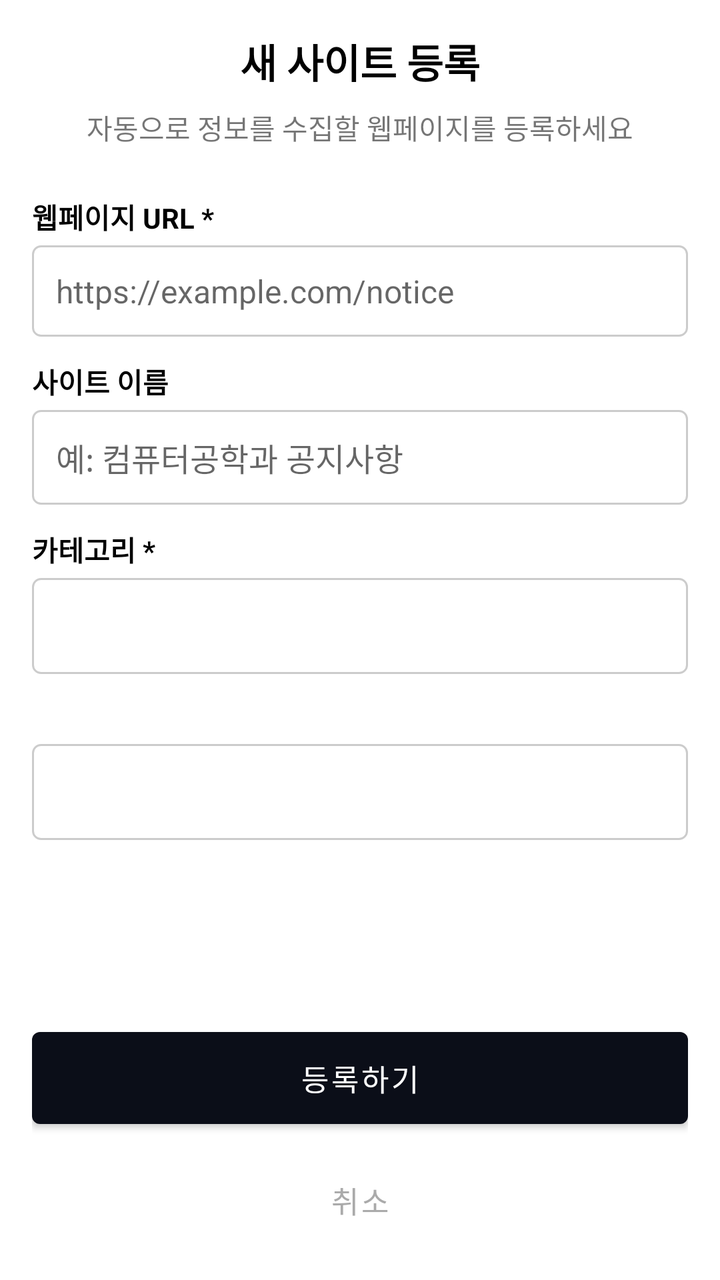
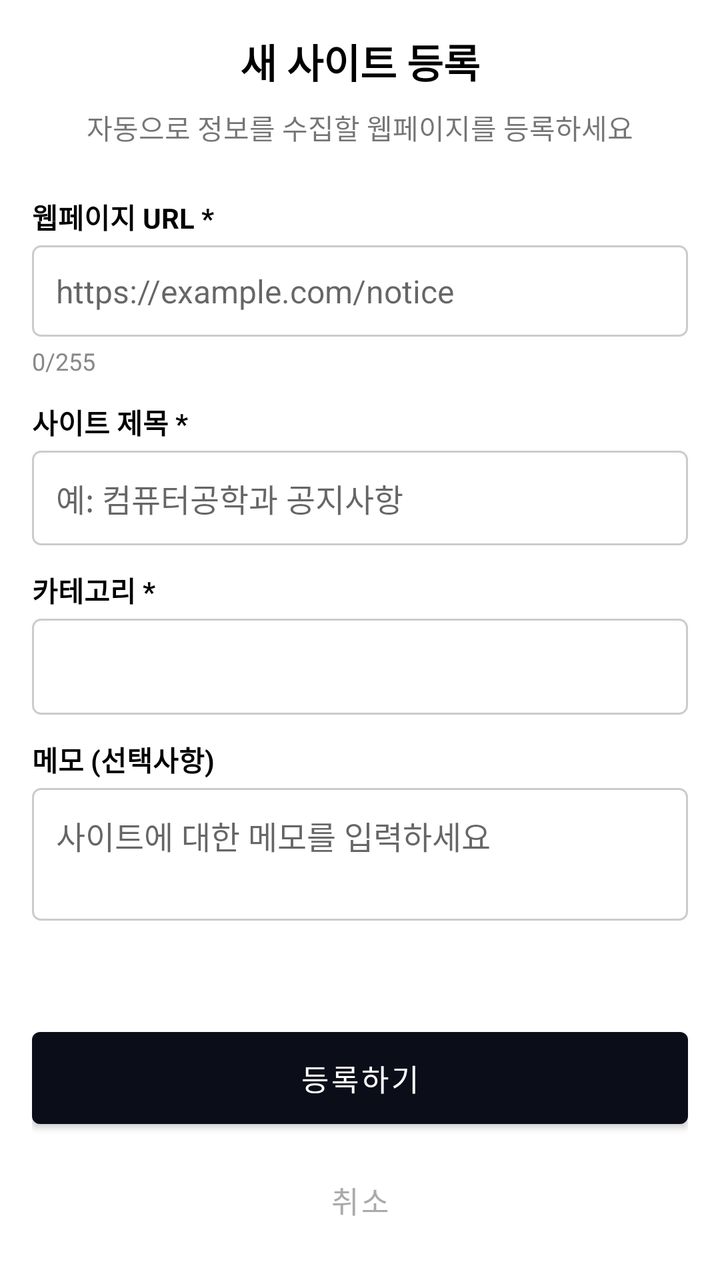

Compare the two renders of this Android layout. The source of the first and the diff that turns it into the second are given below.
<!-- AndroidManifest.xml: application theme Theme.mobile_android -->
<!-- res/layout/activity_add_site.xml -->
<?xml version="1.0" encoding="utf-8"?>
<LinearLayout xmlns:android="http://schemas.android.com/apk/res/android"
    xmlns:app="http://schemas.android.com/apk/res-auto"
    xmlns:tools="http://schemas.android.com/tools"
    android:layout_width="match_parent"
    android:layout_height="match_parent"
    android:orientation="vertical"
    android:padding="16dp"
    android:background="@android:color/white"
    tools:context="com.example.mobile_android.ui.site.AddSiteActivity">

    
    <TextView
        android:layout_width="wrap_content"
        android:layout_height="wrap_content"
        android:text="@string/add_site_title"
        android:textSize="20sp"
        android:textStyle="bold"
        android:textColor="@android:color/black"
        android:layout_gravity="center_horizontal" />

    
    <TextView
        android:layout_width="wrap_content"
        android:layout_height="wrap_content"
        android:text="@string/add_site_description"
        android:layout_gravity="center_horizontal"
        android:layout_marginTop="8dp"
        android:layout_marginBottom="24dp" />

    
    <TextView
        android:layout_width="wrap_content"
        android:layout_height="wrap_content"
        android:text="@string/add_site_url_label"
        android:textSize="14sp"
        android:textStyle="bold"
        android:textColor="@android:color/black" />

    <LinearLayout
        android:layout_width="match_parent"
        android:layout_height="wrap_content"
        android:orientation="horizontal"
        android:layout_marginTop="4dp">

        <EditText
            android:id="@+id/et_url"
            android:layout_width="0dp"
            android:layout_height="wrap_content"
            android:layout_weight="1"
            android:hint="@string/add_site_url_hint"
            android:textSize="16sp"
            android:background="@drawable/edittext_background"
            android:padding="12dp" />


    </LinearLayout>

    
    <TextView
        android:layout_width="wrap_content"
        android:layout_height="wrap_content"
        android:text="@string/add_site_name_label"
        android:textSize="14sp"
        android:textStyle="bold"
        android:textColor="@android:color/black"
        android:layout_marginTop="12dp" />

    <EditText
        android:id="@+id/et_site_name"
        android:layout_width="match_parent"
        android:layout_height="wrap_content"
        android:hint="@string/add_site_name_hint"
        android:textSize="16sp"
        android:layout_marginTop="4dp"
        android:background="@drawable/edittext_background"
        android:padding="12dp"
        android:inputType="textCapSentences"/>

    
    <TextView
        android:layout_width="wrap_content"
        android:layout_height="wrap_content"
        android:text="@string/add_site_category_label"
        android:textSize="14sp"
        android:textStyle="bold"
        android:textColor="@android:color/black"
        android:layout_marginTop="12dp" />

    <Spinner
        android:id="@+id/spinner_category"
        android:layout_width="match_parent"
        android:layout_height="wrap_content"
        android:minHeight="48dp"
        android:layout_marginTop="4dp"
        android:background="@drawable/edittext_background"
        android:padding="4dp"
        android:prompt="@string/category_prompt" />

    
    <TextView
        android:layout_width="wrap_content"
        android:layout_height="wrap_content"
        android:prompt="@string/add_site_crawl_period_label"
        android:textSize="14sp"
        android:textStyle="bold"
        android:textColor="@android:color/black"
        android:layout_marginTop="12dp" />

    <Spinner
        android:id="@+id/spinner_crawl_period"
        android:layout_width="match_parent"
        android:layout_height="wrap_content"
        android:minHeight="48dp"
        android:layout_marginTop="4dp"
        android:background="@drawable/edittext_background"
        android:padding="4dp"
        android:prompt="@string/crawl_period_prompt" />

    
    <View
        android:layout_width="0dp"
        android:layout_height="0dp"
        android:layout_weight="1" />

    
    <Button
        android:id="@+id/btn_register"
        style="@style/Widget.MaterialComponents.Button"
        android:layout_width="match_parent"
        android:layout_height="wrap_content"
        android:text="@string/add_site_register_button"
        android:textSize="15sp"
        android:paddingTop="12dp"
        android:paddingBottom="12dp"/>

    <Button
        android:id="@+id/btn_cancel"
        style="@style/Widget.MaterialComponents.Button.TextButton"
        android:layout_width="match_parent"
        android:layout_height="wrap_content"
        android:text="@string/add_site_cancel_button"
        android:textColor="@android:color/darker_gray"
        android:textSize="15sp"
        android:layout_marginTop="8dp" />

    
    <ProgressBar
        android:id="@+id/loadingProgressBar"
        style="?android:attr/progressBarStyleLarge"
        android:layout_width="wrap_content"
        android:layout_height="wrap_content"
        android:layout_gravity="center"
        android:layout_marginTop="16dp"
        android:visibility="gone" />

</LinearLayout>
<!-- resources referenced by this layout -->
<resources>
  <!-- drawable edittext_background (drawable) -->
  <?xml version="1.0" encoding="utf-8"?>
  <shape xmlns:android="http://schemas.android.com/apk/res/android">
      <solid android:color="#FFFFFF" />
      <stroke
          android:width="1dp"
          android:color="#CCCCCC" />
      <corners android:radius="4dp" />
  </shape>
  <string name="add_site_cancel_button">취소</string>
  <string name="add_site_category_label">카테고리 *</string>
  <string name="add_site_crawl_period_label">크롤링 주기</string>
  <string name="add_site_description">자동으로 정보를 수집할 웹페이지를 등록하세요</string>
  <string name="add_site_name_hint">예: 컴퓨터공학과 공지사항</string>
  <string name="add_site_name_label">사이트 이름</string>
  <string name="add_site_register_button">등록하기</string>
  <string name="add_site_title">새 사이트 등록</string>
  <string name="add_site_url_hint">https://example.com/notice</string>
  <string name="add_site_url_label">웹페이지 URL *</string>
  <string name="category_prompt">카테고리 선택</string>
  <string name="crawl_period_prompt">1시간마다</string>
  <style name="Theme.mobile_android" parent="Base.Theme.mobile_android" />
  <style name="Base.Theme.mobile_android" parent="Theme.MaterialComponents.DayNight.NoActionBar">
          
  
          <item name="colorPrimary">@color/login_bg1</item>
          <item name="colorPrimaryVariant">@color/login_bg1</item>
          <item name="colorOnPrimary">@color/white</item>
          <item name="colorSecondary">@color/login_bg2</item>
          <item name="colorSecondaryVariant">@color/login_bg2</item>
          <item name="colorOnSecondary">@color/login_bg2</item>
          <item name="android:statusBarColor">@color/login_bg1</item>
      </style>
  <color name="login_bg1">#0B0E18</color>
  <color name="white">#FFFFFFFF</color>
  <color name="login_bg2">#673AB7</color>
</resources>

<!-- the commit's change to res/layout/activity_add_site.xml (unified diff, before → after) -->
@@ -30,6 +30,7 @@
 
     
     <TextView
+        android:id="@+id/tv_site_url_label"
         android:layout_width="wrap_content"
         android:layout_height="wrap_content"
         android:text="@string/add_site_url_label"
@@ -51,16 +52,28 @@
             android:hint="@string/add_site_url_hint"
             android:textSize="16sp"
             android:background="@drawable/edittext_background"
-            android:padding="12dp" />
+            android:padding="12dp"
+            android:maxLength="@integer/site_url_max_length"
+            android:inputType="textUri" />
 
 
     </LinearLayout>
 
+    <TextView
+        android:id="@+id/tv_url_counter"
+        android:layout_width="wrap_content"
+        android:layout_height="wrap_content"
+        android:layout_marginTop="4dp"
+        android:textColor="#888888"
+        android:textSize="12sp"
+        android:text="0/255" />
+
     
     <TextView
+        android:id="@+id/tv_site_name_label"
         android:layout_width="wrap_content"
         android:layout_height="wrap_content"
-        android:text="@string/add_site_name_label"
+        android:text="사이트 제목 *"
         android:textSize="14sp"
         android:textStyle="bold"
         android:textColor="@android:color/black"
@@ -79,6 +92,7 @@
 
     
     <TextView
+        android:id="@+id/tv_category_label"
         android:layout_width="wrap_content"
         android:layout_height="wrap_content"
         android:text="@string/add_site_category_label"
@@ -101,21 +115,35 @@
     <TextView
         android:layout_width="wrap_content"
         android:layout_height="wrap_content"
-        android:prompt="@string/add_site_crawl_period_label"
+        android:text="메모 (선택사항)"
         android:textSize="14sp"
         android:textStyle="bold"
         android:textColor="@android:color/black"
         android:layout_marginTop="12dp" />
 
-    <Spinner
-        android:id="@+id/spinner_crawl_period"
+    <EditText
+        android:id="@+id/et_memo"
         android:layout_width="match_parent"
         android:layout_height="wrap_content"
-        android:minHeight="48dp"
+        android:hint="사이트에 대한 메모를 입력하세요"
+        android:textSize="16sp"
         android:layout_marginTop="4dp"
         android:background="@drawable/edittext_background"
-        android:padding="4dp"
-        android:prompt="@string/crawl_period_prompt" />
+        android:padding="12dp"
+        android:inputType="textMultiLine"
+        android:minLines="2"
+        android:maxLines="4"
+        android:gravity="top"/>
+
+    
+    <ProgressBar
+        android:id="@+id/loadingProgressBar"
+        style="?android:attr/progressBarStyleLarge"
+        android:layout_width="wrap_content"
+        android:layout_height="wrap_content"
+        android:layout_gravity="center"
+        android:layout_marginTop="24dp"
+        android:visibility="gone" />
 
     
     <View
@@ -144,14 +172,4 @@
         android:textSize="15sp"
         android:layout_marginTop="8dp" />
 
-    
-    <ProgressBar
-        android:id="@+id/loadingProgressBar"
-        style="?android:attr/progressBarStyleLarge"
-        android:layout_width="wrap_content"
-        android:layout_height="wrap_content"
-        android:layout_gravity="center"
-        android:layout_marginTop="16dp"
-        android:visibility="gone" />
-
 </LinearLayout>
<!-- resource entries referenced after the edit -->
@@ -9,18 +9,16 @@
           android:color="#CCCCCC" />
       <corners android:radius="4dp" />
   </shape>
+  <integer name="site_url_max_length">255</integer>
   <string name="add_site_cancel_button">취소</string>
   <string name="add_site_category_label">카테고리 *</string>
-  <string name="add_site_crawl_period_label">크롤링 주기</string>
   <string name="add_site_description">자동으로 정보를 수집할 웹페이지를 등록하세요</string>
   <string name="add_site_name_hint">예: 컴퓨터공학과 공지사항</string>
-  <string name="add_site_name_label">사이트 이름</string>
   <string name="add_site_register_button">등록하기</string>
   <string name="add_site_title">새 사이트 등록</string>
   <string name="add_site_url_hint">https://example.com/notice</string>
   <string name="add_site_url_label">웹페이지 URL *</string>
   <string name="category_prompt">카테고리 선택</string>
-  <string name="crawl_period_prompt">1시간마다</string>
   <style name="Theme.mobile_android" parent="Base.Theme.mobile_android" />
   <style name="Base.Theme.mobile_android" parent="Theme.MaterialComponents.DayNight.NoActionBar">
           
